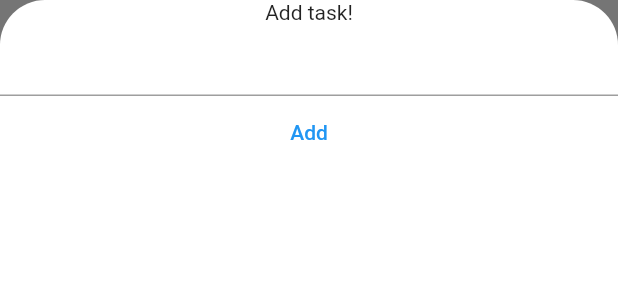
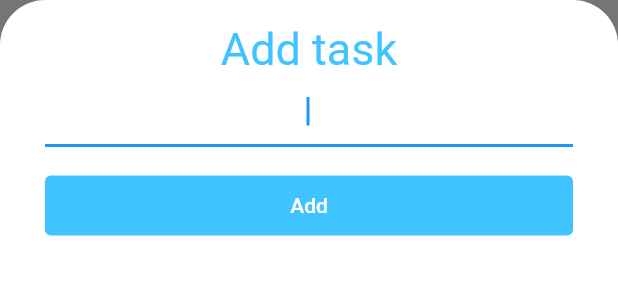
Before and after one commit to StanislawNagorski/Tudusik, a Flutter app: the AddTaskScreen widget shown alone on an empty page, opened directly, after a tap on "Add", on a phone screen of 412 x 824 dp. Shown: the top 300 px of the screen. Run offline on Flutter 3.47's test engine with Material 2 defaults, Android fonts, the phone set to English and light mode, and no system bars.

Commit message:
styles for add task column content

```diff
--- a/lib/screens/add_task_screen.dart
+++ b/lib/screens/add_task_screen.dart
@@ -10,17 +10,35 @@ class AddTaskScreen extends StatelessWidget {
             borderRadius: BorderRadius.only(
                 topRight: Radius.circular(30.0),
                 topLeft: Radius.circular(30.0)),
-          color: Colors.white
+            color: Colors.white),
+        child: Padding(
+          padding: const EdgeInsets.only(top: 15.0, right: 30.0, left: 30.0),
+          child: Column(
+            children: [
+              Text(
+                'Add task',
+                style: TextStyle(
+                  fontSize: 30.0,
+                  color: Colors.lightBlueAccent,
+                ),
+              ),
+              TextField(
+                autofocus: true,
+                textAlign: TextAlign.center,
+              ),
+              SizedBox(height: 15.0,),
+              TextButton(
+                onPressed: () {
+                },
+                child: Text('Add'),
+                style: TextButton.styleFrom(
+                primary: Colors.white,
+                backgroundColor: Colors.lightBlueAccent,
+                minimumSize: Size.fromHeight(40.0),
+              ),),
+            ],
+          ),
         ),
-         child: Column(
-           children: [
-             Text('Add task!'),
-             TextField(),
-             TextButton(onPressed: () {
-
-             }, child: Text('Add'))
-           ],
-         ),
       ),
     );
   }
```
